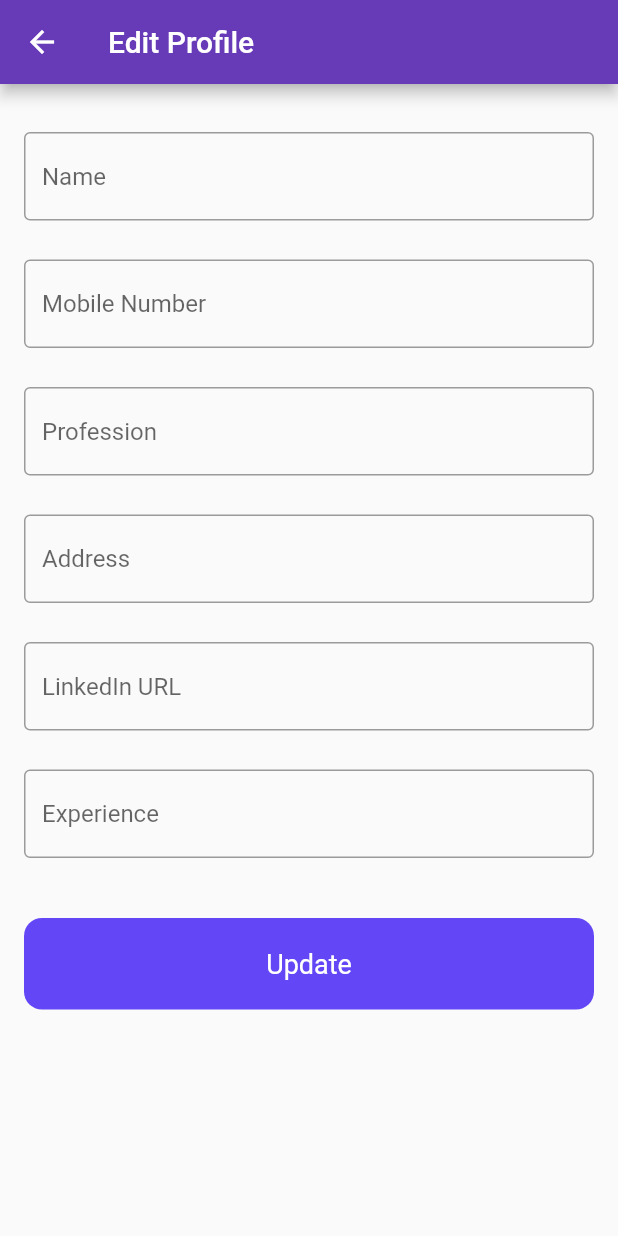
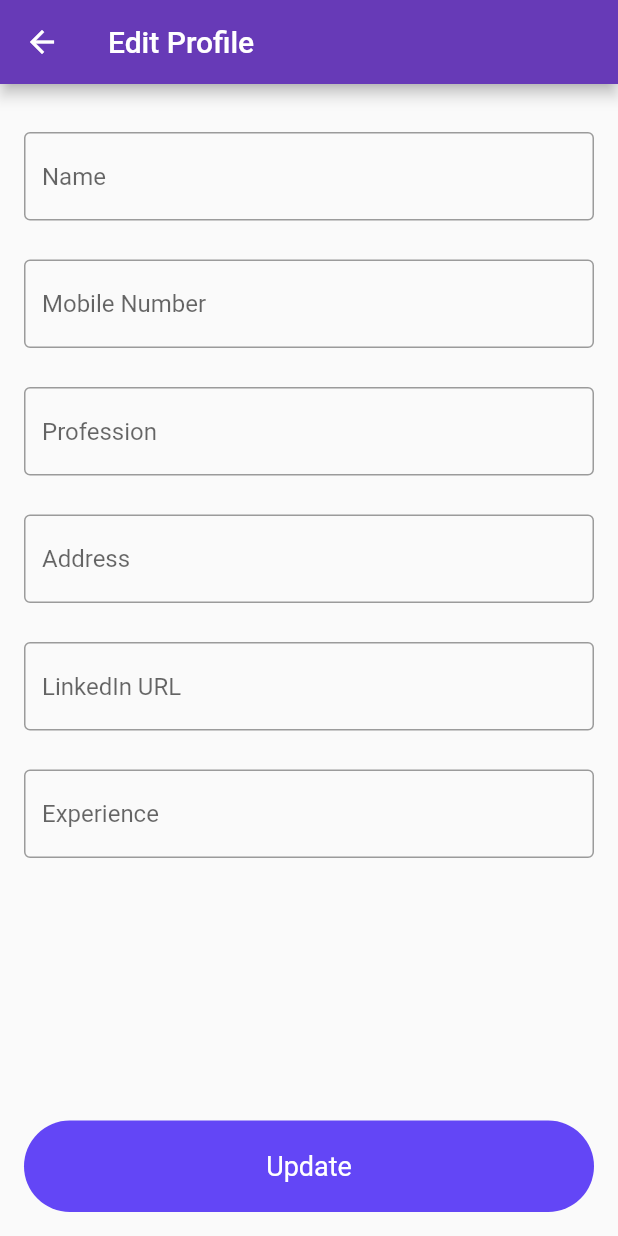
Before and after one commit to alvi-khan/Resume-Maker, a Flutter app: the EditProfile screen opened directly, on a phone screen of 412 x 824 dp. Run offline on Flutter 3.47's test engine with Material 2 defaults, Android fonts, the phone set to English and light mode, and no system bars; our stand-ins replace cloud_firestore, firebase_auth, firebase_core, google_sign_in; missing offline and left inert: flutter_html_to_pdf; accounts and stored records are empty.

Commit message:
Fixed bugs in edit Profile

```diff
--- a/lib/components/edit_profile.dart
+++ b/lib/components/edit_profile.dart
@@ -25,6 +25,7 @@ class _EditProfileState extends State<EditProfile> {
     _experienceController.text = doc['experience'];
     _professionController.text = doc['profession'];
   }
+
   @override
   void initState() {
     getData();
@@ -39,6 +40,9 @@ class _EditProfileState extends State<EditProfile> {
       ),
       body: Padding(
         padding: const EdgeInsets.all(16.0),
+        child: Column(children: [
+          Expanded(
+            child: SingleChildScrollView(
               child: Column(
                 mainAxisAlignment: MainAxisAlignment.start,
                 crossAxisAlignment: CrossAxisAlignment.start,
@@ -108,6 +112,10 @@ class _EditProfileState extends State<EditProfile> {
                   const SizedBox(
                     height: 40.0,
                   ),
+                ],
+              ),
+            ),
+          ),
           Container(
             width: double.infinity,
             child: RawMaterialButton(
@@ -115,7 +123,7 @@ class _EditProfileState extends State<EditProfile> {
               elevation: 0.0,
               padding: const EdgeInsets.symmetric(vertical: 20.0),
               shape: RoundedRectangleBorder(
-                    borderRadius: BorderRadius.circular(12.0)
+                borderRadius: BorderRadius.circular(50.0),
               ),
               onPressed: () async {
                 Map<String, String> data = {
@@ -127,16 +135,16 @@ class _EditProfileState extends State<EditProfile> {
                 Database.setProfile(data);
                 Navigator.of(context).pop();
               },
-                child: const Text("Update",
+              child: const Text(
+                "Update",
                 style: TextStyle(
                   color: Colors.white,
                   fontSize: 18.0,
-                    )
                 ),
               ),
             ),
-          ],
           ),
+        ]),
       ),
     );
   }
```
Lines whose indentation alone changed are shown as unchanged.
